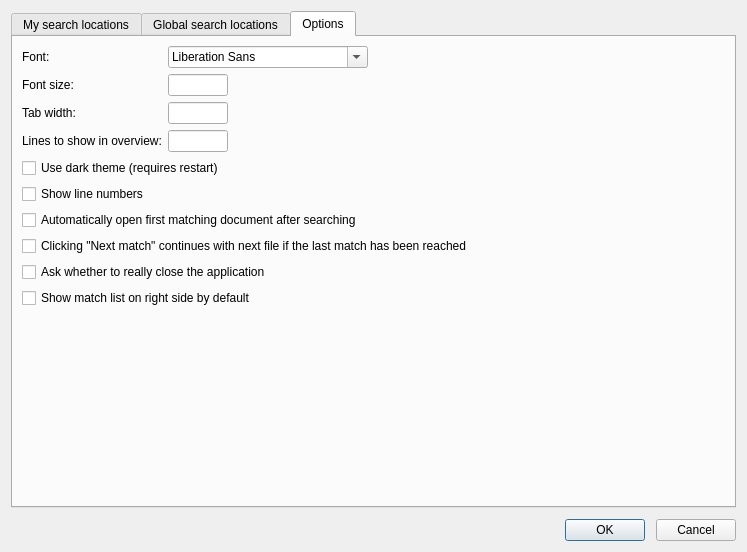
The window that dialogs/SettingsDialog.ui (otengler/CodeBeagle) describes before a commit, drawn with Qt 5.
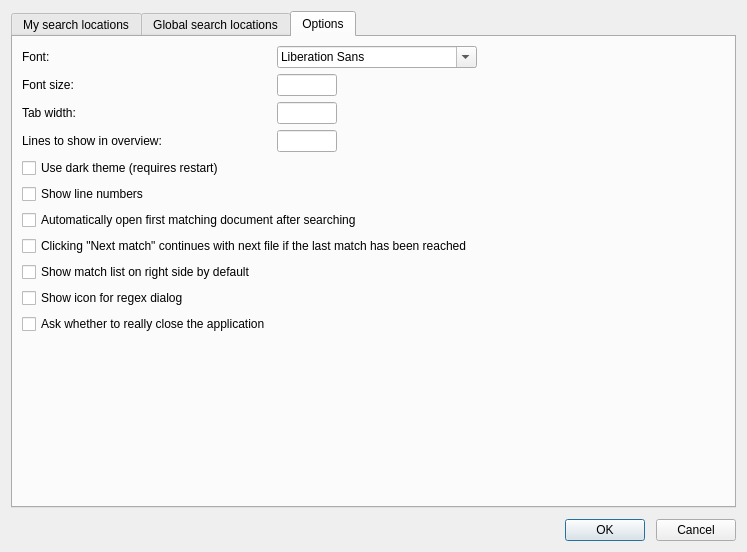
The same window after the commit. The open tabs and pages were chosen to show the change. Custom widgets are drawn as their Qt base class.

Commit message: Add option to show regex dialog icon

The edit to the form file:
```diff
--- a/dialogs/SettingsDialog.ui
+++ b/dialogs/SettingsDialog.ui
@@ -373,14 +373,7 @@
          </property>
         </widget>
        </item>
-       <item row="9" column="0" colspan="2">
-        <widget class="QCheckBox" name="checkConfirmClose">
-         <property name="text">
-          <string>Ask whether to really close the application</string>
-         </property>
-        </widget>
-       </item>
-       <item row="10" column="0" colspan="2">
+       <item row="11" column="0" colspan="2">
         <widget class="QCheckBox" name="checkShowMatchList">
          <property name="text">
           <string>Show match list on right side by default</string>
@@ -401,6 +394,20 @@
          </property>
         </widget>
        </item>
+       <item row="12" column="0">
+        <widget class="QCheckBox" name="checkRegexDialog">
+         <property name="text">
+          <string>Show icon for regex dialog</string>
+         </property>
+        </widget>
+       </item>
+       <item row="13" column="0">
+        <widget class="QCheckBox" name="checkConfirmClose">
+         <property name="text">
+          <string>Ask whether to really close the application</string>
+         </property>
+        </widget>
+       </item>
       </layout>
      </widget>
     </widget>
```
Left out of the diff: 9 changed lines with no effect on the pictures. The commit also changes 4 other files.
